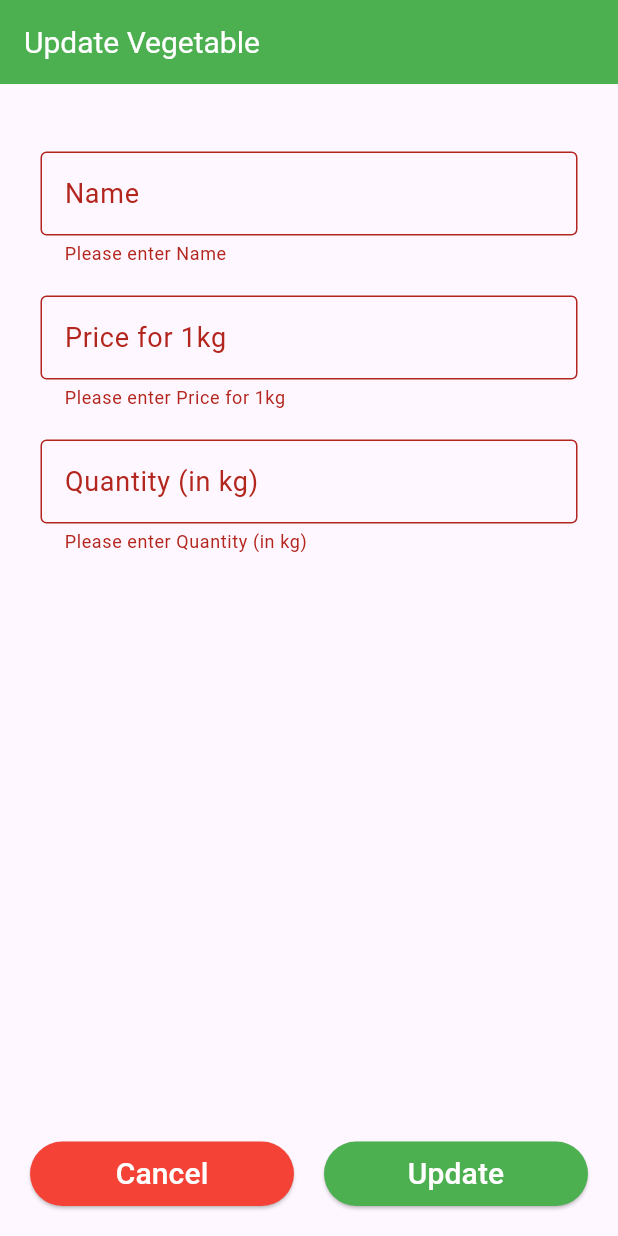
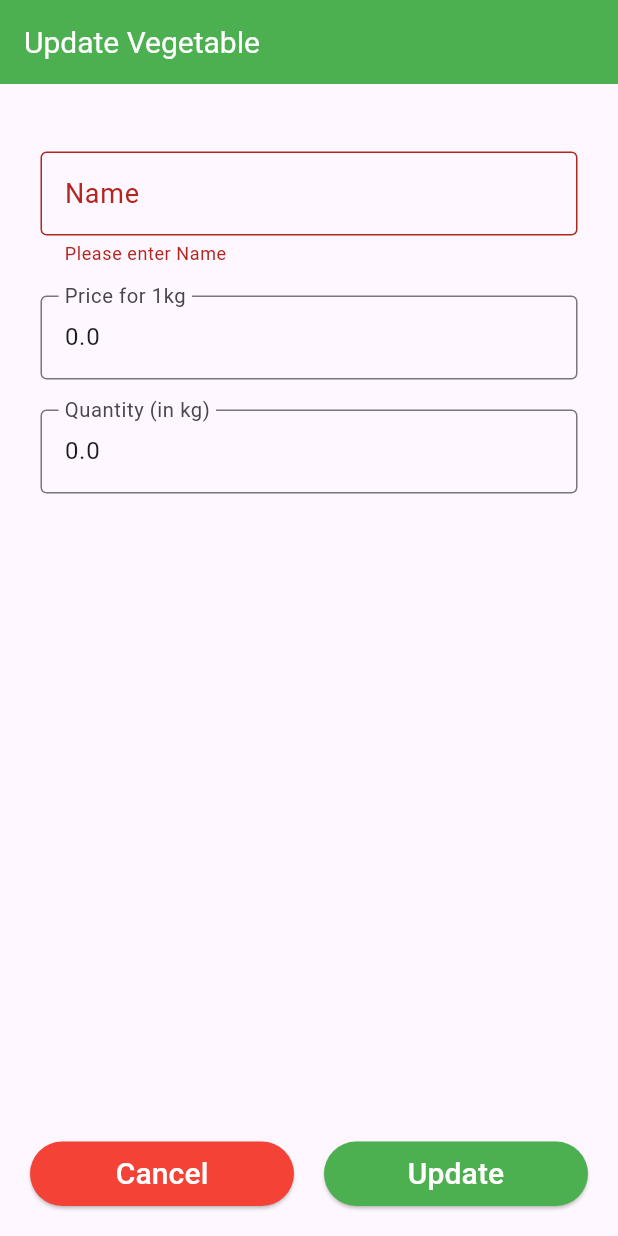
Before and after one commit to RubithaR/Farm2HomeApp, a Flutter app: the VegetableUpdate screen opened directly with empty values, after a tap on "Update", on a phone screen of 412 x 824 dp. Run offline on Flutter 3.47's test engine with Material 3 defaults, Android fonts, the light colour scheme and no system bars; our stand-ins replace cloud_firestore, firebase_auth, firebase_core, firebase_database, firebase_storage, geolocator and 3 more; missing offline and left inert: flutter_polyline_points; accounts and stored records are empty.

Commit message:
Rubi - 13th commit

```diff
--- a/lib/buyerpages/order/model_cart.dart
+++ b/lib/buyerpages/order/model_cart.dart
@@ -1,7 +1,7 @@
 class CartItem {
   final String vegetableId;
   final String vegetableName;
-  final int quantity;
+  final double quantity;
   final double totalPrice;
 
   CartItem({
@@ -15,10 +15,12 @@ class CartItem {
     return CartItem(
       vegetableId: map['vegetableId'] ?? '',
       vegetableName: map['name_veg'] ?? '',
-      quantity: map['quantity'] ?? 0,
+      quantity: (map['quantity'] is int)
+          ? (map['quantity'] as int).toDouble() // Convert int to double
+          : (map['quantity'] as double? ?? 0.0), // Use double if available, default to 0.0
       totalPrice: (map['total_price'] is int)
-          ? (map['total_price'] as int).toDouble() // Cast int to double
-          : (map['total_price'] ?? 0.0), // Ensure it's a double
+          ? (map['total_price'] as int).toDouble() // Convert int to double
+          : (map['total_price'] as double? ?? 0.0), // Use double if available, default to 0.0
     );
   }
 
--- a/lib/buyerpages/payment/ViewPaymentsPage.dart
+++ b/lib/buyerpages/payment/ViewPaymentsPage.dart
@@ -155,8 +155,8 @@ class _ViewPaymentsPageState extends State<ViewPaymentsPage> {
                             // Create a CartItem that includes the payment type
                             CartItem cartItem = CartItem.fromMap({
                               'name_veg': orderDetails['name_veg'],
-                              'quantity': orderDetails['quantity'],
-                              'total_price': orderDetails['total_price'],
+                              'quantity': (orderDetails['quantity'] as num).toDouble(),
+                              'total_price': (orderDetails['total_price'] as num).toDouble(),
                             });
 
                             totalSellerPrice += cartItem.totalPrice;
@@ -179,11 +179,11 @@ class _ViewPaymentsPageState extends State<ViewPaymentsPage> {
                                                 color: Colors.black),
                                           ),
                                           Text(
-                                            "Quantity: ${cartItem.quantity} kg",
+                                            "Quantity: ${cartItem.quantity.toStringAsFixed(2)} kg",
                                             style: const TextStyle(fontSize: 14.0),
                                           ),
                                           Text(
-                                            "Total Price: LKR ${cartItem.totalPrice}",
+                                            "Total Price: LKR ${cartItem.totalPrice.toStringAsFixed(2)}",
                                             style: const TextStyle(fontSize: 14.0),
                                           ),
                                         ],
@@ -212,7 +212,7 @@ class _ViewPaymentsPageState extends State<ViewPaymentsPage> {
                           crossAxisAlignment: CrossAxisAlignment.start,
                           children: [
                             Text(
-                              "Total Price: LKR $totalSellerPrice",
+                              "Total Price: LKR ${totalSellerPrice.toStringAsFixed(2)}",
                               style: const TextStyle(
                                   fontSize: 16.0, fontWeight: FontWeight.bold),
                             ),
@@ -275,7 +275,7 @@ class _ViewPaymentsPageState extends State<ViewPaymentsPage> {
 // Your CartItem class
 class CartItem {
   final String vegetableName;
-  final int quantity;
+  final double quantity;
   final double totalPrice;
 
   CartItem({
@@ -287,7 +287,7 @@ class CartItem {
   factory CartItem.fromMap(Map<String, dynamic> map) {
     return CartItem(
       vegetableName: map['name_veg'] as String,
-      quantity: map['quantity'] as int,
+      quantity: map['quantity'] as double,
       totalPrice: (map['total_price'] as num).toDouble(),
     );
   }
--- a/lib/sellerpages/add_item_page.dart
+++ b/lib/sellerpages/add_item_page.dart
@@ -5,7 +5,6 @@ import 'package:flutter/cupertino.dart';
 import 'package:flutter/material.dart';
 import 'package:veg/sellerpages/categories/vegetable_only/vegetable_adding.dart';
 import 'package:veg/sellerpages/categories/vegetable_only/vegetable_update.dart';
-import 'package:veg/sellerpages/homepage_seller.dart'; // Assume this navigates to vegetable details
 
 class AddItemsPage extends StatefulWidget {
   const AddItemsPage({super.key});
@@ -22,7 +21,7 @@ class _AddItemsPageState extends State<AddItemsPage> {
     super.initState();
     // Retrieve the current logged-in Firebase user
     currentFirebaseUser = FirebaseAuth.instance.currentUser;
-    print("Current User: $currentFirebaseUser");
+  //  print("Current User: $currentFirebaseUser");
   }
 
   @override
@@ -56,7 +55,6 @@ class _AddItemsPageState extends State<AddItemsPage> {
             'Add Items',
             style: TextStyle(fontSize: 20.0, color: Colors.black),
           ),
-
         ),
         body: Column(
           children: [
@@ -117,6 +115,10 @@ class _AddItemsPageState extends State<AddItemsPage> {
                     Animation<double> animation, int index) {
                   if (snapshot.exists) {
                     Map item = snapshot.value as Map;
+                    // Change price and quantity to double
+                    double price = (item['price'] as num).toDouble();
+                    double quantity = (item['quantity'] as num).toDouble();
+
                     return Container(
                       margin: const EdgeInsets.symmetric(vertical: 10, horizontal: 15),
                       width: double.infinity,
@@ -133,39 +135,35 @@ class _AddItemsPageState extends State<AddItemsPage> {
                           ),
                         ],
                       ),
-
                       child: Padding(
                         padding: const EdgeInsets.all(10),
-
                         child: ListTile(
                           title: Text(
                             item['name_veg'].toString(),
                             style: const TextStyle(
-                              fontWeight: FontWeight.bold, // Bold text for vegetable name
-                              fontSize: 18, // Increase font size for vegetable name
-                            ),),
+                              fontWeight: FontWeight.bold,
+                              fontSize: 18,
+                            ),
+                          ),
                           subtitle: RichText(
                             text: TextSpan(
                               children: [
                                 const TextSpan(
-                                  text: "Price per kg: ",
-                                  style: TextStyle(color: Colors.black), // Normal text
+                                  text: "Price per kg : ",
+                                  style: TextStyle(color: Colors.black),
                                 ),
                                 TextSpan(
-                                  text: "${item['price']} Rs", // Bold price amount with Rs
+                                  text: "${price.toStringAsFixed(2)} Rs",
                                   style: const TextStyle(fontWeight: FontWeight.bold, color: Colors.black),
                                 ),
-
-
                                 const TextSpan(
-                                  text: ", Available Quantity: ", // Normal quantity
-                                  style:  TextStyle(color: Colors.black),
+                                  text: ", Quantity : ",
+                                  style: TextStyle(color: Colors.black),
                                 ),
                                 TextSpan(
-                                  text: "${item['quantity']} kg", // Bold price amount with Rs
+                                  text: "${quantity.toStringAsFixed(2)} kg",
                                   style: const TextStyle(fontWeight: FontWeight.bold, color: Colors.black),
                                 ),
-
                               ],
                             ),
                           ),
@@ -182,8 +180,8 @@ class _AddItemsPageState extends State<AddItemsPage> {
                                       builder: (context) => VegetableUpdate(
                                         itemId: snapshot.key!,
                                         name: item['name_veg'],
-                                        price: item['price'],
-                                        quantity: item['quantity'],
+                                        price: price,
+                                        quantity: quantity,
                                       ),
                                     ),
                                   );
@@ -225,8 +223,7 @@ class _AddItemsPageState extends State<AddItemsPage> {
                         Navigator.push(
                           context,
                           MaterialPageRoute(
-                                    builder: (context) =>
-                                    const VegetableOne(),
+                            builder: (context) => const VegetableOne(),
                           ),
                         );
                       },
@@ -236,8 +233,7 @@ class _AddItemsPageState extends State<AddItemsPage> {
                       ),
                       label: const Text(
                         'Add ',
-                                style:
-                                TextStyle(fontSize: 20, color: Colors.white),
+                        style: TextStyle(fontSize: 20, color: Colors.white),
                       ),
                     ),
                   ),
--- a/lib/sellerpages/categories/vegetable_only/vegetable_update.dart
+++ b/lib/sellerpages/categories/vegetable_only/vegetable_update.dart
@@ -5,16 +5,16 @@ import 'package:flutter/material.dart';
 class VegetableUpdate extends StatefulWidget {
   final String itemId;
   final String name;
-  final String price;
-  final String quantity;
+  final double price; // Changed to int
+  final double quantity; // Changed to int
 
   const VegetableUpdate({
-    Key? key,
+    super.key,
     required this.itemId,
     required this.name,
     required this.price,
     required this.quantity,
-  }) : super(key: key);
+  });
 
   @override
   _VegetableUpdateState createState() => _VegetableUpdateState();
@@ -32,8 +32,8 @@ class _VegetableUpdateState extends State<VegetableUpdate> {
     super.initState();
     // Set initial values for the text fields
     _nameController.text = widget.name;
-    _priceController.text = widget.price;
-    _quantityController.text = widget.quantity;
+    _priceController.text = widget.price.toString();
+    _quantityController.text = widget.quantity.toString();
   }
 
   @override
@@ -54,10 +54,13 @@ class _VegetableUpdateState extends State<VegetableUpdate> {
           .child("vegetable_details")
           .child(widget.itemId);
 
+      double price = double.tryParse(_priceController.text) ?? 0;
+      double quantity = double.tryParse(_quantityController.text) ?? 0;
+
       sellersRef.update({
         "name_veg": _nameController.text,
-        "price": _priceController.text,
-        "quantity": _quantityController.text,
+        "price": price,
+        "quantity": quantity,
       }).then((_) {
         Navigator.pop(context); // Go back to the previous page
       }).catchError((error) {
@@ -73,7 +76,7 @@ class _VegetableUpdateState extends State<VegetableUpdate> {
     return Scaffold(
       appBar: AppBar(
         backgroundColor: Colors.green,
-        automaticallyImplyLeading: false, // Add this line to remove the back arrow
+        automaticallyImplyLeading: false,
         title: const Text(
           'Update Vegetable',
           style: TextStyle(fontSize: 20.0, color: Colors.white),
@@ -86,7 +89,6 @@ class _VegetableUpdateState extends State<VegetableUpdate> {
               padding: const EdgeInsets.symmetric(vertical: 20, horizontal: 15),
               child: Column(
                 children: [
-                  // Form widget with form fields
                   Form(
                     key: _formKey,
                     child: Padding(
@@ -103,7 +105,7 @@ class _VegetableUpdateState extends State<VegetableUpdate> {
                           _buildTextField(
                             controller: _priceController,
                             label: 'Price for 1kg',
-                            hintText: 'Enter the price in LkR',
+                            hintText: 'Enter the price in LKR',
                             keyboardType: TextInputType.number,
                           ),
                           const SizedBox(height: 20.0),
@@ -193,6 +195,9 @@ class _VegetableUpdateState extends State<VegetableUpdate> {
           if (value == null || value.isEmpty) {
             return "Please enter $label";
           }
+          if (keyboardType == TextInputType.number && double.tryParse(value) == null) {
+            return "Please enter a valid number for $label";
+          }
           return null;
         },
         decoration: InputDecoration(
--- a/lib/sellerpages/view_order/view_orders_page.dart
+++ b/lib/sellerpages/view_order/view_orders_page.dart
@@ -13,10 +13,8 @@ class ViewOrdersPage extends StatefulWidget {
 }
 
 class _ViewOrdersPageState extends State<ViewOrdersPage> {
-  final DatabaseReference ordersRef =
-      FirebaseDatabase.instance.ref().child("final_order");
-  final DatabaseReference usersRef =
-      FirebaseDatabase.instance.ref().child("Users");
+  final DatabaseReference ordersRef = FirebaseDatabase.instance.ref().child("final_order");
+  final DatabaseReference usersRef = FirebaseDatabase.instance.ref().child("Users");
 
   @override
   void initState() {
@@ -180,7 +178,7 @@ class _ViewOrdersPageState extends State<ViewOrdersPage> {
                               return ListTile(
                                 title: Text("${order['name_veg']}"),
                                 subtitle:
-                                    Text("Quantity: ${order['quantity']}"),
+                                    Text("Quantity: ${order['quantity'].toStringAsFixed(2)}"),
                                 trailing: Text(
                                   "Total: LKR ${order['total_price'].toStringAsFixed(2)}",
                                   style: const TextStyle(
@@ -269,40 +267,33 @@ class _ViewOrdersPageState extends State<ViewOrdersPage> {
                                       onConfirmBtnTap: () async {
                                         try {
                                           // Create a reference to the specific buyer's orders in 'final_order'
-                                          final DatabaseReference
-                                              finalOrderRef = FirebaseDatabase
-                                                  .instance
-                                                  .ref()
+                                          final DatabaseReference finalOrderRef = FirebaseDatabase.instance.ref()
                                                   .child('final_order')
                                                   .child(buyerId)
                                                   .child(widget.sellerId);
 
                                           // Fetch the orders for this specific seller and buyer
-                                          final DataSnapshot orderSnapshot =
-                                              await finalOrderRef.get();
+                                          final DataSnapshot orderSnapshot = await finalOrderRef.get();
 
                                           if (orderSnapshot.exists) {
                                             Map<dynamic, dynamic> orders =
-                                                orderSnapshot.value
-                                                    as Map<dynamic, dynamic>;
+                                                orderSnapshot.value as Map<dynamic, dynamic>;
 
                                             // Create a reference to save the order in 'history_off_order'
-                                            final DatabaseReference historyRef =
-                                                FirebaseDatabase.instance
-                                                    .ref()
+                                            final DatabaseReference historyRef = FirebaseDatabase.instance.ref()
                                                     .child('history_off_order')
                                                     .child(buyerId)
                                                     .child(widget.sellerId);
+
                                             // Create a reference to save the order in 'history_off_order'
-                                            final DatabaseReference historyAlgoRef =
-                                            FirebaseDatabase.instance
-                                                .ref()
+                                            final DatabaseReference historyAlgoRef = FirebaseDatabase.instance.ref()
                                                 .child('history_for_algo');
+
                                             // Fetch buyer details for district information
-                                            final DatabaseReference buyerRef = FirebaseDatabase.instance
-                                                .ref()
+                                            final DatabaseReference buyerRef = FirebaseDatabase.instance.ref()
                                                 .child('Users')
                                                 .child(buyerId);
+
                                             final DataSnapshot buyerSnapshot = await buyerRef.get();
                                             final String buyerDistrict = buyerSnapshot.child('district').value as String;
 
@@ -310,14 +301,14 @@ class _ViewOrdersPageState extends State<ViewOrdersPage> {
                                             // Save orders to 'history_off_order' and aggregate data for 'history_for_algo'
                                             for (String vegId in orders.keys) {
                                               Map<dynamic, dynamic> vegOrders = orders[vegId];
-                                              int totalQuantity = 0;
+                                              double totalQuantity = 0.0;
 
                                               for (String orderId in vegOrders.keys) {
                                                 // Save individual orders to history
                                                 await historyRef.child(vegId).child(orderId).set(vegOrders[orderId]);
 
-                                                // Aggregate quantity for each vegetable
-                                                int quantity = vegOrders[orderId]['quantity'] as int;
+                                                // Aggregate quantity for each vegetable, casting to double to avoid type issues
+                                                double quantity = (vegOrders[orderId]['quantity'] as num).toDouble();
                                                 totalQuantity += quantity;
                                               }
 
```
Also changed, not shown: lib/buyerpages/AfterCartConfirm.dart (+19 -12 lines), lib/buyerpages/order/order_details.dart (+33 -10 lines), lib/buyerpages/order/view_veg_seller.dart (+20 -8 lines), lib/buyerpages/payment/payment_page.dart (+55 -2 lines), lib/sellerpages/categories/vegetable_only/vegetable_adding.dart (+20 -3 lines). Lines whose indentation alone changed are shown as unchanged.
